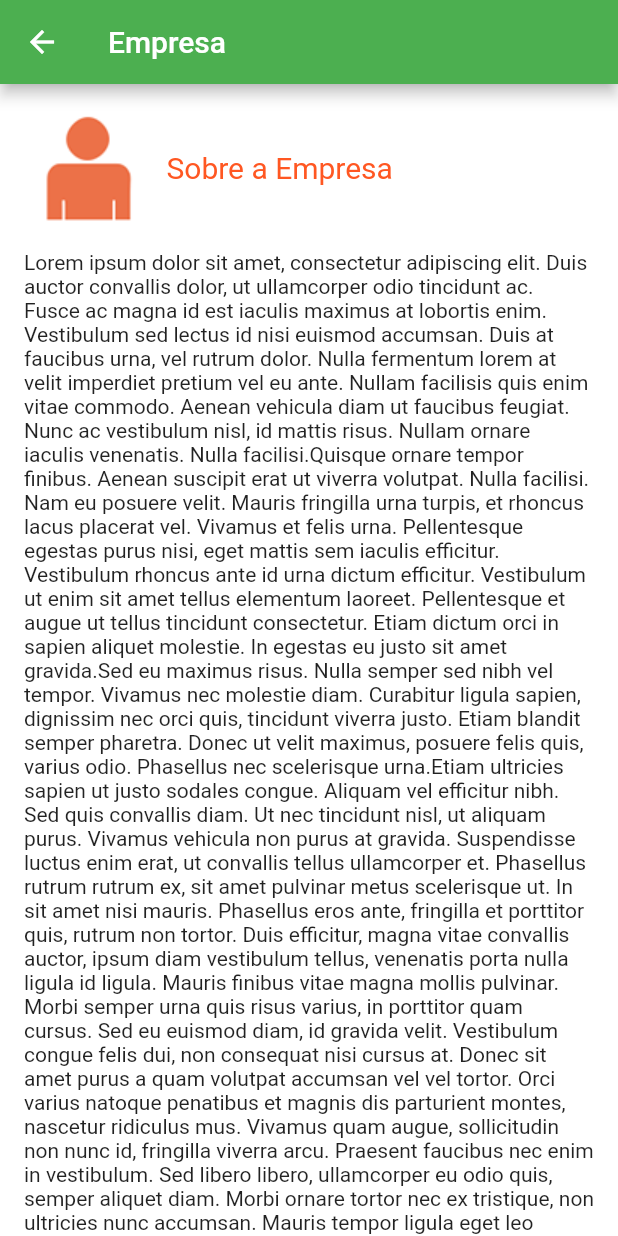
After one commit to lucasantos603/ATM_consultoria, a Flutter app: the TelaEmpresa screen opened directly, on a phone screen of 412 x 824 dp. The commit adds this screen. Run offline on Flutter 3.47's test engine with Material 2 defaults, Android fonts, the phone set to English and light mode, and no system bars.

Commit message:
Include Pages and Adding Navigation

```diff
--- /dev/null
+++ b/lib/TelaEmpresa.dart
@@ -0,0 +1,53 @@
+import 'package:flutter/material.dart';
+
+class TelaEmpresa extends StatefulWidget {
+  @override
+  _TelaEmpresaState createState() => _TelaEmpresaState();
+}
+
+class _TelaEmpresaState extends State<TelaEmpresa> {
+  @override
+  Widget build(BuildContext context) {
+    return Scaffold(
+      backgroundColor: Colors.white,
+      appBar: AppBar(
+        title: Text("Empresa"),
+        backgroundColor: Colors.green,
+      ),
+      body: SingleChildScrollView(
+        child: Container(
+            padding: EdgeInsets.all(16),
+            child: Column(
+              children: [
+                Row(
+                    children: [
+                      Image.asset("images/detalhe_empresa.png"),
+                      Padding(
+                        padding: EdgeInsets.only(left: 10),
+                        child: Text("Sobre a Empresa",
+                            style: TextStyle(
+                                fontSize: 20,
+                                color: Colors.deepOrange
+                            )),
+                      )
+                    ]
+                ),
+                Padding(
+                  padding: EdgeInsets.only(top: 16),
+                  child: Text(
+                      "Lorem ipsum dolor sit amet, consectetur adipiscing elit. Duis auctor convallis dolor, ut ullamcorper odio tincidunt ac. Fusce ac magna id est iaculis maximus at lobortis enim. Vestibulum sed lectus id nisi euismod accumsan. Duis at faucibus urna, vel rutrum dolor. Nulla fermentum lorem at velit imperdiet pretium vel eu ante. Nullam facilisis quis enim vitae commodo. Aenean vehicula diam ut faucibus feugiat. Nunc ac vestibulum nisl, id mattis risus. Nullam ornare iaculis venenatis. Nulla facilisi." +
+                          "Quisque ornare tempor finibus. Aenean suscipit erat ut viverra volutpat. Nulla facilisi. Nam eu posuere velit. Mauris fringilla urna turpis, et rhoncus lacus placerat vel. Vivamus et felis urna. Pellentesque egestas purus nisi, eget mattis sem iaculis efficitur. Vestibulum rhoncus ante id urna dictum efficitur. Vestibulum ut enim sit amet tellus elementum laoreet. Pellentesque et augue ut tellus tincidunt consectetur. Etiam dictum orci in sapien aliquet molestie. In egestas eu justo sit amet gravida." +
+                          "Sed eu maximus risus. Nulla semper sed nibh vel tempor. Vivamus nec molestie diam. Curabitur ligula sapien, dignissim nec orci quis, tincidunt viverra justo. Etiam blandit semper pharetra. Donec ut velit maximus, posuere felis quis, varius odio. Phasellus nec scelerisque urna." +
+                          "Etiam ultricies sapien ut justo sodales congue. Aliquam vel efficitur nibh. Sed quis convallis diam. Ut nec tincidunt nisl, ut aliquam purus. Vivamus vehicula non purus at gravida. Suspendisse luctus enim erat, ut convallis tellus ullamcorper et. Phasellus rutrum rutrum ex, sit amet pulvinar metus scelerisque ut. In sit amet nisi mauris. Phasellus eros ante, fringilla et porttitor quis, rutrum non tortor. Duis efficitur, magna vitae convallis auctor, ipsum diam vestibulum tellus, venenatis porta nulla ligula id ligula. Mauris finibus vitae magna mollis pulvinar. Morbi semper urna quis risus varius, in porttitor quam cursus. Sed eu euismod diam, id gravida velit. Vestibulum congue felis dui, non consequat nisi cursus at. Donec sit amet purus a quam volutpat accumsan vel vel tortor. " +
+                          "Orci varius natoque penatibus et magnis dis parturient montes, nascetur ridiculus mus. Vivamus quam augue, sollicitudin non nunc id, fringilla viverra arcu. Praesent faucibus nec enim in vestibulum. Sed libero libero, ullamcorper eu odio quis, semper aliquet diam. Morbi ornare tortor nec ex tristique, non ultricies nunc accumsan. Mauris tempor ligula eget leo tristique, id pharetra nunc facilisis. Praesent luctus dui sollicitudin, congue nunc a, ultrices diam. Donec faucibus, ante eu auctor dapibus, nisl nulla interdum nunc, vel sollicitudin nisl tortor a nisi. Nullam condimentum, dui luctus pretium sodales, metus turpis tincidunt orci, a condimentum nulla magna et nibh. Sed aliquam tortor tortor, eu volutpat purus tempor at. Nullam eget ante luctus, faucibus massa sed, ullamcorper nulla. Nulla venenatis velit ut mi porta scelerisque. In hac habitasse platea dictumst."
+                  ),
+                )
+
+              ],
+            )
+        ),
+      ),
+
+    );
+  }
+}
```
Also changed, not shown: lib/Home.dart (+32 -3 lines), lib/TelaCliente.dart (added, +48 -0 lines), lib/TelaContato.dart (added, +64 -0 lines), lib/TelaServico.dart (added, +66 -0 lines).
